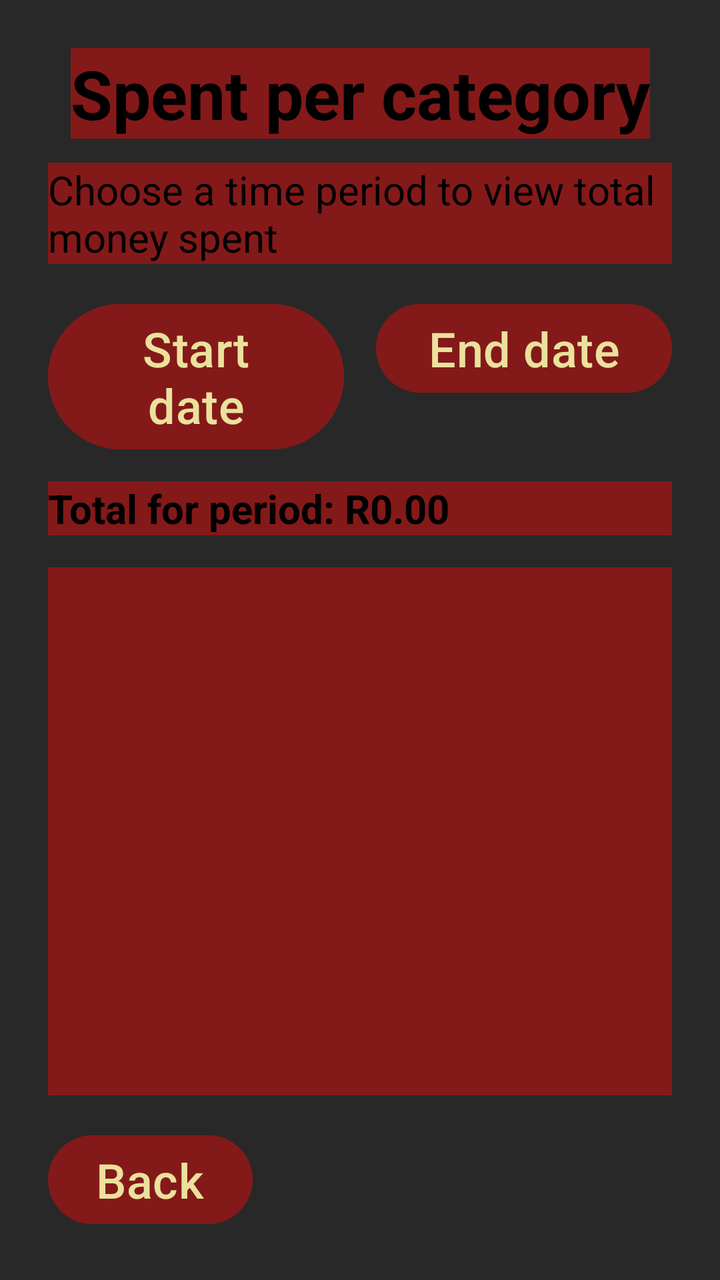
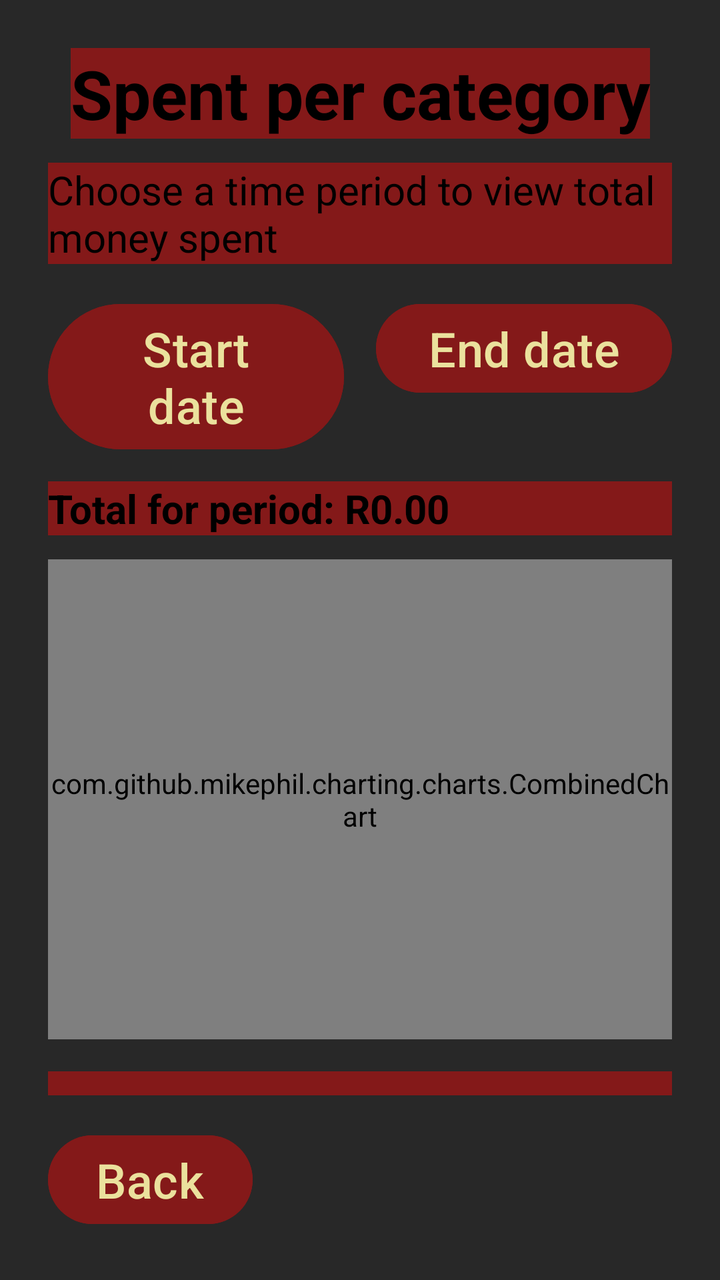

An Android layout rendered at two revisions. The XML below is the earlier revision; the diff shows what the commit changed to produce the second picture.
<!-- AndroidManifest.xml: application theme Theme.OPSC7311Introduction -->
<!-- res/layout/activity_category_totals.xml -->
<?xml version="1.0" encoding="utf-8"?>
<androidx.constraintlayout.widget.ConstraintLayout xmlns:android="http://schemas.android.com/apk/res/android"
    xmlns:app="http://schemas.android.com/apk/res-auto"
    xmlns:tools="http://schemas.android.com/tools"
    android:layout_width="match_parent"
    android:layout_height="match_parent"
    android:background="#282828"
    android:backgroundTint="#282828"
    android:padding="24dp"
    tools:context=".CategoryTotals">

    <TextView
        android:id="@+id/tvCategoryTotalsTitle"
        android:layout_width="wrap_content"
        android:layout_height="wrap_content"
        android:background="#841919"
        android:backgroundTint="#841919"
        android:text="Spent per category"
        android:textColor="#000000"
        android:textSize="34sp"
        android:textStyle="bold"
        app:layout_constraintEnd_toEndOf="parent"
        app:layout_constraintStart_toStartOf="parent"
        app:layout_constraintTop_toTopOf="parent" />

    <TextView
        android:id="@+id/tvCategoryTotalsHint"
        android:layout_width="0dp"
        android:layout_height="wrap_content"
        android:layout_marginTop="12dp"
        android:background="#841919"
        android:text="Choose a time period to view total money spent"
        android:textColor="#000000"
        android:textColorHint="#EBE19D"
        android:textSize="20sp"
        app:layout_constraintEnd_toEndOf="parent"
        app:layout_constraintStart_toStartOf="parent"
        app:layout_constraintTop_toBottomOf="@id/tvCategoryTotalsTitle" />

    <Button
        android:id="@+id/btnStartDate"
        android:layout_width="0dp"
        android:layout_height="wrap_content"
        android:layout_marginTop="16dp"
        android:layout_marginEnd="8dp"
        android:backgroundTint="#841919"
        android:text="Start date"
        android:textColor="#EBE19D"
        android:textSize="24sp"
        app:layout_constraintEnd_toStartOf="@id/btnEndDate"
        app:layout_constraintStart_toStartOf="parent"
        app:layout_constraintTop_toBottomOf="@id/tvCategoryTotalsHint" />

    <Button
        android:id="@+id/btnEndDate"
        android:layout_width="0dp"
        android:layout_height="wrap_content"
        android:layout_marginStart="8dp"
        android:backgroundTint="#841919"
        android:text="End date"
        android:textColor="#EBE19D"
        android:textSize="24sp"
        app:layout_constraintEnd_toEndOf="parent"
        app:layout_constraintStart_toEndOf="@id/btnStartDate"
        app:layout_constraintTop_toTopOf="@id/btnStartDate" />

    <TextView
        android:id="@+id/tvPeriodTotal"
        android:layout_width="0dp"
        android:layout_height="wrap_content"
        android:layout_marginTop="12dp"
        android:autoText="false"
        android:background="#841919"
        android:text="Total for period: R0.00"
        android:textColor="#000000"
        android:textSize="20sp"
        android:textStyle="bold"
        app:layout_constraintEnd_toEndOf="parent"
        app:layout_constraintStart_toStartOf="parent"
        app:layout_constraintTop_toBottomOf="@id/btnStartDate" />

    <ListView
        android:id="@+id/lvCategoryTotals"
        android:layout_width="0dp"
        android:layout_height="0dp"
        android:layout_marginTop="16dp"
        android:layout_marginBottom="16dp"
        android:background="#841919"
        android:backgroundTint="#841919"
        app:layout_constraintBottom_toTopOf="@id/btnCategoryTotalsBack"
        app:layout_constraintEnd_toEndOf="parent"
        app:layout_constraintStart_toStartOf="parent"
        app:layout_constraintTop_toBottomOf="@id/tvPeriodTotal" />

    <TextView
        android:id="@+id/tvNoCategoryTotals"
        android:layout_width="0dp"
        android:layout_height="wrap_content"
        android:gravity="center"
        android:text="No spending recorded for this period"
        android:textSize="16sp"
        android:visibility="gone"
        app:layout_constraintBottom_toBottomOf="@id/lvCategoryTotals"
        app:layout_constraintEnd_toEndOf="parent"
        app:layout_constraintStart_toStartOf="parent"
        app:layout_constraintTop_toTopOf="@id/lvCategoryTotals" />

    <Button
        android:id="@+id/btnCategoryTotalsBack"
        android:layout_width="wrap_content"
        android:layout_height="wrap_content"
        android:backgroundTint="#841919"
        android:text="Back"
        android:textColor="#EBE19D"
        android:textSize="24sp"
        app:layout_constraintBottom_toBottomOf="parent"
        app:layout_constraintStart_toStartOf="parent" />

</androidx.constraintlayout.widget.ConstraintLayout>
<!-- resources referenced by this layout -->
<resources>
  <style name="Theme.OPSC7311Introduction" parent="Base.Theme.OPSC7311Introduction" />
  <style name="Base.Theme.OPSC7311Introduction" parent="Theme.Material3.DayNight.NoActionBar">
          
          
      </style>
</resources>

<!-- the commit's change to res/layout/activity_category_totals.xml (unified diff, before → after) -->
@@ -79,6 +79,15 @@
         app:layout_constraintStart_toStartOf="parent"
         app:layout_constraintTop_toBottomOf="@id/btnStartDate" />
 
+    <com.github.mikephil.charting.charts.CombinedChart
+        android:id="@+id/chartCategories"
+        android:layout_width="0dp"
+        android:layout_height="240dp"
+        android:layout_marginTop="12dp"
+        app:layout_constraintEnd_toEndOf="parent"
+        app:layout_constraintStart_toStartOf="parent"
+        app:layout_constraintTop_toBottomOf="@id/tvPeriodTotal" />
+
     <ListView
         android:id="@+id/lvCategoryTotals"
         android:layout_width="0dp"
@@ -90,7 +99,7 @@
         app:layout_constraintBottom_toTopOf="@id/btnCategoryTotalsBack"
         app:layout_constraintEnd_toEndOf="parent"
         app:layout_constraintStart_toStartOf="parent"
-        app:layout_constraintTop_toBottomOf="@id/tvPeriodTotal" />
+        app:layout_constraintTop_toBottomOf="@id/chartCategories" />
 
     <TextView
         android:id="@+id/tvNoCategoryTotals"
